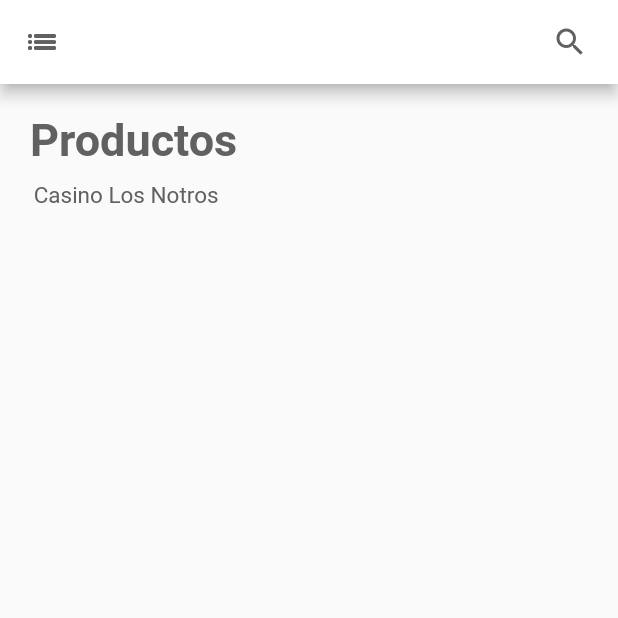
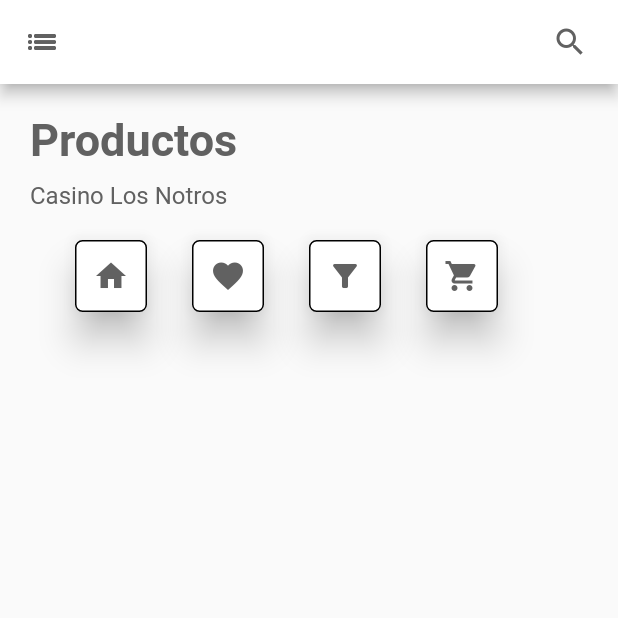
Before and after one commit to DanRuizK57/CampusEats-Flutter, a Flutter app: the screen it shows after launch, on a phone screen of 412 x 824 dp, the top half of it. Run offline on Flutter 3.47's test engine with Material 2 defaults, Android fonts, the phone set to English and light mode, and no system bars.

Commit message:
Navbar añadido

```diff
--- /dev/null
+++ b/lib/src/pages/components/navbar.dart
@@ -0,0 +1,31 @@
+import 'package:flutter/material.dart';
+
+Widget getNavbar() {
+  return Row(
+    mainAxisAlignment: MainAxisAlignment.center,
+    children: [
+      _navbarElement(Icon(Icons.home)),
+      _navbarElement(Icon(Icons.favorite)),
+      _navbarElement(Icon(Icons.filter_alt)),
+      _navbarElement(Icon(Icons.shopping_cart)),
+    ],
+  );
+}
+
+Widget _navbarElement(Icon icono) {
+  return Card(
+    // Sombra de los bordes
+    elevation: 10.0,
+    shape: RoundedRectangleBorder(
+        borderRadius: BorderRadius.circular(5.0), side: BorderSide()),
+    margin: EdgeInsets.only(right: 30.0),
+    child: Column(
+      children: [
+        IconButton(
+            icon: icono,
+            color: Color.fromARGB(255, 97, 97, 97),
+            onPressed: () {})
+      ],
+    ),
+  );
+}
--- a/lib/src/pages/products_page.dart
+++ b/lib/src/pages/products_page.dart
@@ -1,3 +1,4 @@
+import 'package:campus_eats_flutter/src/pages/components/navbar.dart';
 import 'package:flutter/material.dart';
 
 class ProductsPage extends StatefulWidget {
@@ -33,9 +34,12 @@ class _HomePageState extends State<ProductsPage> {
             ),
           ]),
       body: Column(
+        crossAxisAlignment: CrossAxisAlignment.start,
         children: [
           _titulo(),
           _subtitulo(),
+          const SizedBox(height: 20.0),
+          getNavbar(),
         ],
       ),
     );
@@ -56,11 +60,11 @@ class _HomePageState extends State<ProductsPage> {
 
   Widget _subtitulo() {
     return Container(
-      margin: const EdgeInsetsDirectional.only(start: 10.0, top: 10.0),
+      margin: const EdgeInsetsDirectional.only(start: 20.0, top: 10.0),
       child: Text(
         _cafeteriaName,
         style: const TextStyle(
-            fontSize: 15.0, color: Color.fromARGB(255, 97, 97, 97)),
+            fontSize: 16.0, color: Color.fromARGB(255, 97, 97, 97)),
       ),
     );
   }
```
